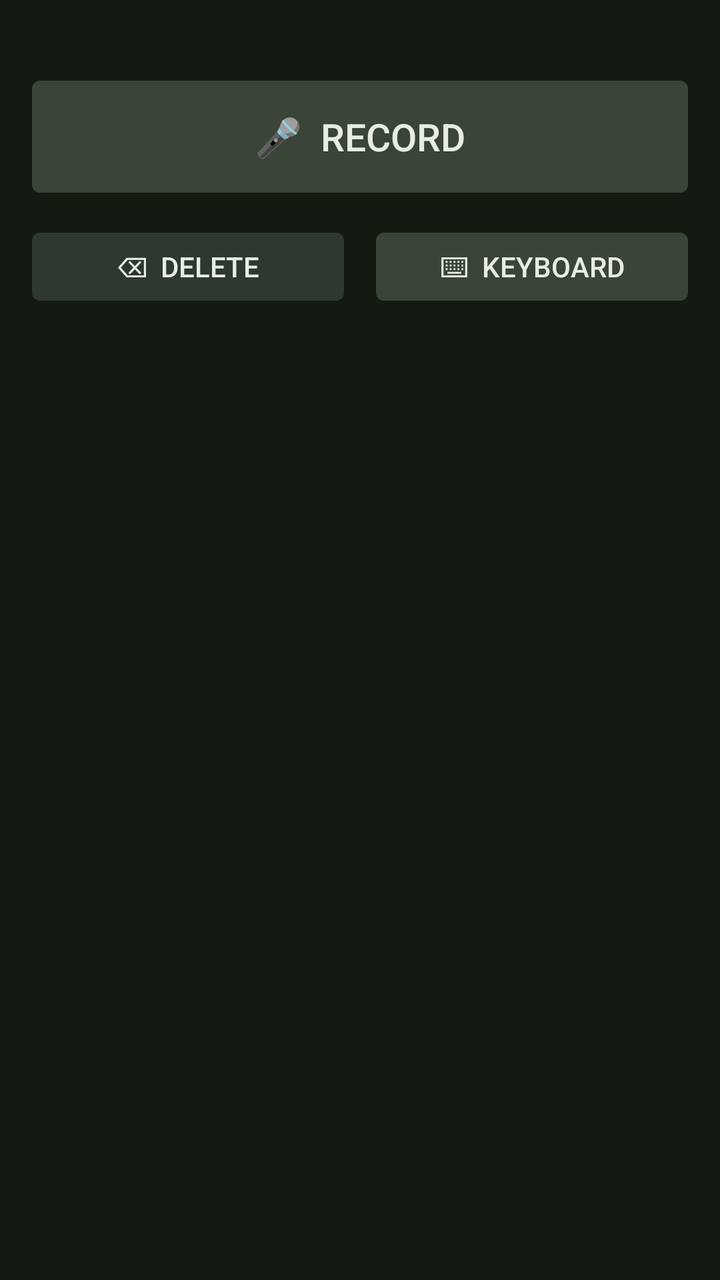
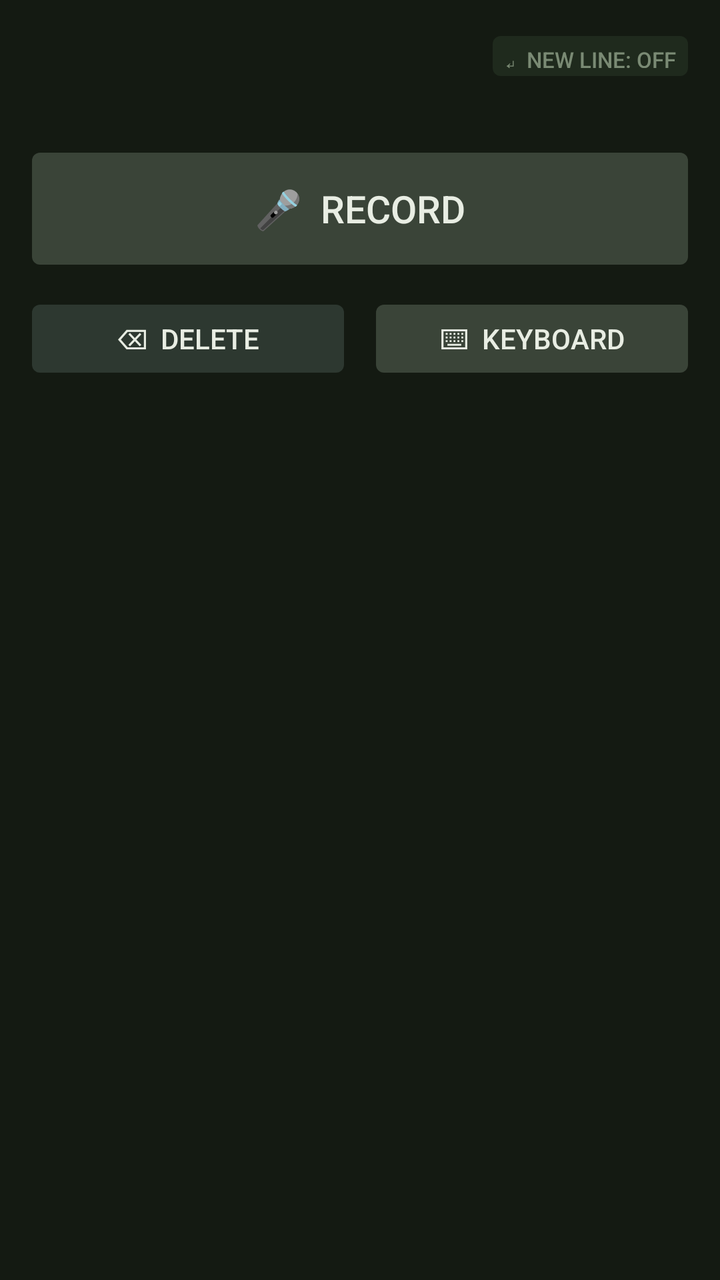

The first picture is an Android layout as it rendered before a commit; the second is the same layout after the commit. The layout source and the unified diff follow.
<!-- AndroidManifest.xml: application theme android:Theme.DeviceDefault -->
<!-- res/layout/keyboard_view.xml -->
<?xml version="1.0" encoding="utf-8"?>
<LinearLayout xmlns:android="http://schemas.android.com/apk/res/android"
    android:layout_width="match_parent"
    android:layout_height="wrap_content"
    android:orientation="vertical"
    android:background="#141A12"
    android:padding="12dp">

    
    <TextView
        android:id="@+id/tvStatus"
        android:layout_width="match_parent"
        android:layout_height="wrap_content"
        android:text=""
        android:textColor="#7A8A74"
        android:textSize="12sp"
        android:gravity="center"
        android:minHeight="20dp"
        android:maxLines="3"
        android:ellipsize="none"
        android:paddingBottom="6dp" />

    
    <Button
        android:id="@+id/btnRephrase"
        android:layout_width="match_parent"
        android:layout_height="46dp"
        android:text="✏️  Rephrase selection"
        android:textSize="14sp"
        android:textColor="#E8EDE3"
        android:backgroundTint="#2A3828"
        android:stateListAnimator="@null"
        android:layout_marginBottom="6dp"
        android:visibility="gone" />

    
    <Button
        android:id="@+id/btnRecord"
        android:layout_width="match_parent"
        android:layout_height="68dp"
        android:text="🎤  Record"
        android:textSize="19sp"
        android:textColor="#E8EDE3"
        android:backgroundTint="#3A4438"
        android:stateListAnimator="@null"
        android:layout_marginBottom="8dp" />

    
    <LinearLayout
        android:layout_width="match_parent"
        android:layout_height="wrap_content"
        android:orientation="horizontal"
        android:weightSum="2">

        <Button
            android:id="@+id/btnDelete"
            android:layout_width="0dp"
            android:layout_height="46dp"
            android:layout_weight="1"
            android:text="⌫  Delete"
            android:textSize="14sp"
            android:textColor="#E8EDE3"
            android:backgroundTint="#2D3830"
            android:stateListAnimator="@null"
            android:layout_marginEnd="4dp" />

        <Button
            android:id="@+id/btnSwitch"
            android:layout_width="0dp"
            android:layout_height="46dp"
            android:layout_weight="1"
            android:text="⌨  Keyboard"
            android:textSize="14sp"
            android:textColor="#E8EDE3"
            android:backgroundTint="#3A4438"
            android:stateListAnimator="@null"
            android:layout_marginStart="4dp" />

    </LinearLayout>

</LinearLayout>
<!-- resources referenced by this layout -->
<resources>

</resources>

<!-- the commit's change to res/layout/keyboard_view.xml (unified diff, before → after) -->
@@ -5,6 +5,30 @@
     android:orientation="vertical"
     android:background="#141A12"
     android:padding="12dp">
+
+    
+    <LinearLayout
+        android:layout_width="match_parent"
+        android:layout_height="wrap_content"
+        android:orientation="horizontal"
+        android:gravity="end"
+        android:layout_marginBottom="4dp">
+
+        <Button
+            android:id="@+id/btnAutoNewline"
+            android:layout_width="wrap_content"
+            android:layout_height="32dp"
+            android:minWidth="0dp"
+            android:minHeight="0dp"
+            android:paddingStart="10dp"
+            android:paddingEnd="10dp"
+            android:text="↵  New line: off"
+            android:textSize="11sp"
+            android:textColor="#7A8A74"
+            android:backgroundTint="#1F2A1D"
+            android:stateListAnimator="@null" />
+
+    </LinearLayout>
 
     
     <TextView
